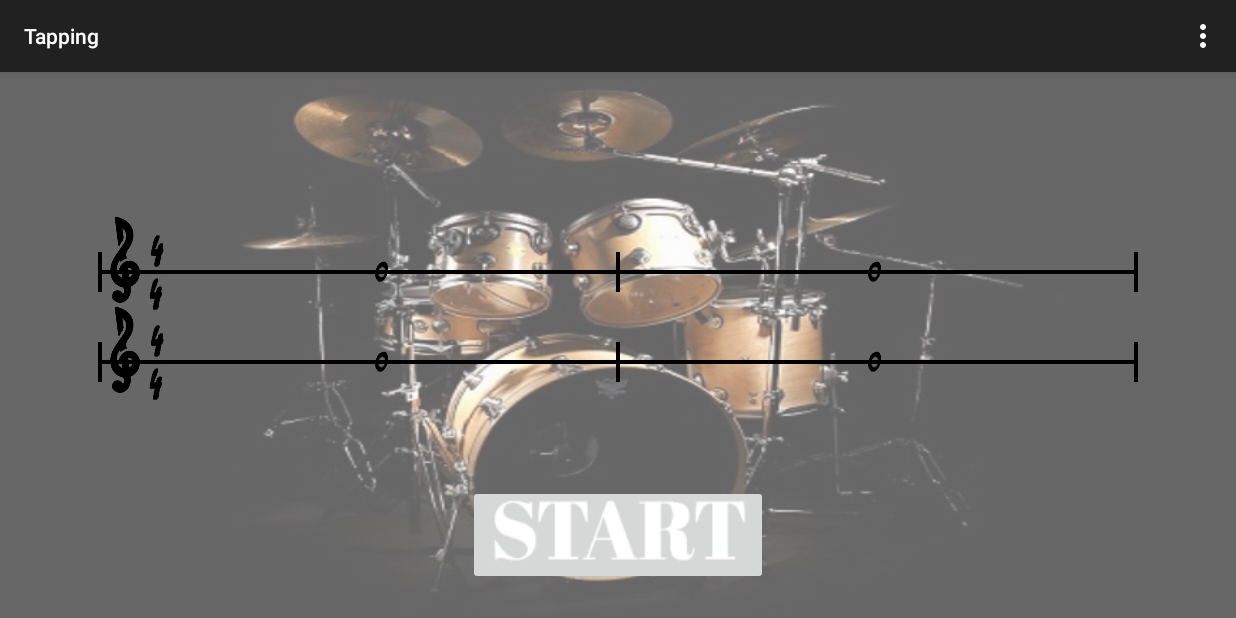
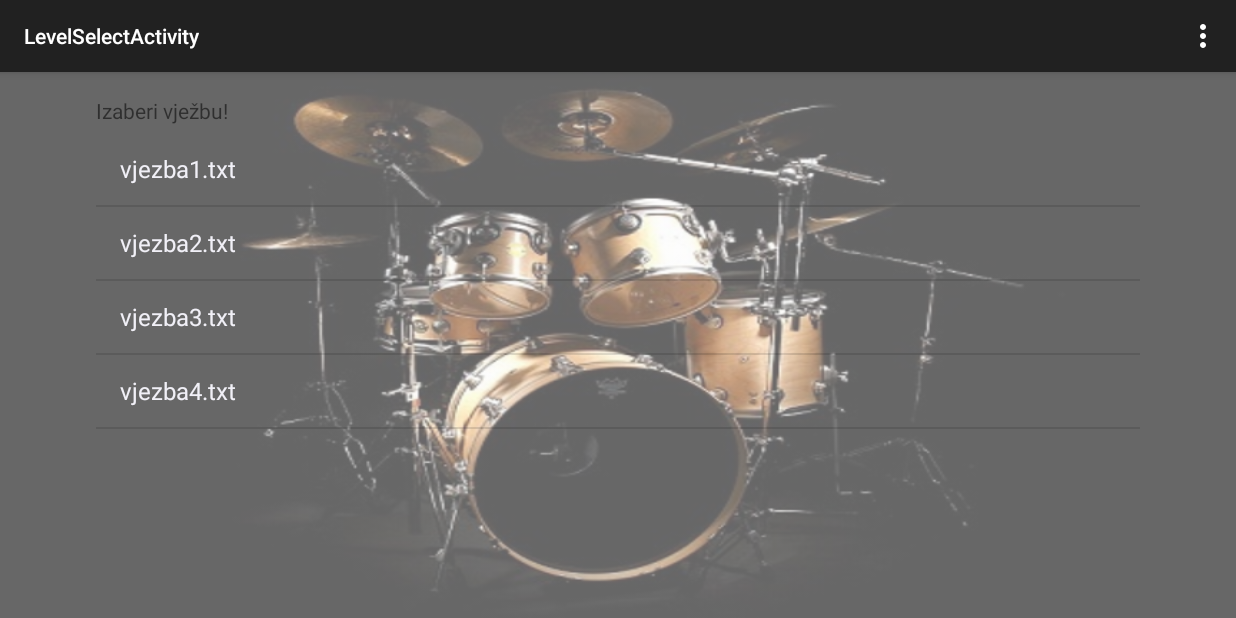
Before and after one commit to Krastavci/Solffeginator, an Android app: the screen it shows after launch (TappingActivity before the commit, LevelSelectActivity after it), after a tap on an icon or button, on a phone screen of 824 x 412 dp (held sideways). Run offline under Robolectric (Android 15) with nearby library versions, the phone set to English and light mode, and no system bars.

Commit message:
Dodana aktivnost SelectLevelActivity
Dodana mogućnost izbora koja vježba tapkanja će se izvoditi

```diff
--- a/app/src/main/AndroidManifest.xml
+++ b/app/src/main/AndroidManifest.xml
@@ -1,6 +1,8 @@
 <?xml version="1.0" encoding="utf-8"?>
 <manifest xmlns:android="http://schemas.android.com/apk/res/android"
     package="hr.fer.solffeginator" >
+
+    <uses-permission android:name="android.permission.READ_EXTERNAL_STORAGE" />
 
     <application
         android:allowBackup="true"
@@ -29,8 +31,10 @@
             android:name=".TappingActivity"
             android:label="@string/title_activity_tapping" >
         </activity>
+        <activity
+            android:name=".LevelSelectActivity"
+            android:label="@string/title_activity_level_select" >
+        </activity>
     </application>
 
-    <uses-permission android:name="android.permission.READ_EXTERNAL_STORAGE"/>
-
 </manifest>
--- /dev/null
+++ b/app/src/main/java/hr/fer/solffeginator/LevelSelectActivity.java
@@ -0,0 +1,83 @@
+package hr.fer.solffeginator;
+
+import android.content.Intent;
+import android.content.pm.ActivityInfo;
+import android.content.res.AssetManager;
+import android.graphics.drawable.Drawable;
+import android.os.Bundle;
+import android.support.v7.app.ActionBarActivity;
+import android.view.Menu;
+import android.view.MenuItem;
+import android.view.View;
+import android.widget.AdapterView;
+import android.widget.ArrayAdapter;
+import android.widget.ListView;
+
+import java.io.IOException;
+import java.util.ArrayList;
+
+
+public class LevelSelectActivity extends ActionBarActivity {
+
+    public static String exerciseName;
+
+    @Override
+    protected void onCreate(Bundle savedInstanceState) {
+        super.onCreate(savedInstanceState);
+        setContentView(R.layout.activity_level_select);
+
+        Drawable background = findViewById(R.id.select_level).getBackground();
+        background.setAlpha(150);
+        this.setRequestedOrientation(ActivityInfo.SCREEN_ORIENTATION_LANDSCAPE);
+
+        AssetManager am = getResources().getAssets();
+        String [] files = new String[0];
+        try {
+            files = am.list("");
+        } catch (IOException e) {
+            e.printStackTrace();
+        }
+        final ListView selectArea = (ListView) findViewById(R.id.excercise_areas);
+        ArrayList<String> list = new ArrayList<>();
+        for(String f: files){
+            if(!f.endsWith(".txt")) {
+                continue;
+            }
+            list.add(f);
+        }
+        selectArea.setAdapter(new ArrayAdapter<>(getApplicationContext(), android.R.layout.simple_list_item_1, list));
+        selectArea.setOnItemClickListener(new AdapterView.OnItemClickListener() {
+            @Override
+            public void onItemClick(AdapterView<?> parent, View view, int position, long id) {
+                Intent intent = new Intent(LevelSelectActivity.this, TappingActivity.class);
+                exerciseName = selectArea.getItemAtPosition(position).toString();
+                intent.putExtra("exerciseName", exerciseName);
+                startActivity(intent);
+            }
+        });
+
+    }
+
+
+    @Override
+    public boolean onCreateOptionsMenu(Menu menu) {
+        // Inflate the menu; this adds items to the action bar if it is present.
+        getMenuInflater().inflate(R.menu.menu_level_select, menu);
+        return true;
+    }
+
+    @Override
+    public boolean onOptionsItemSelected(MenuItem item) {
+        // Handle action bar item clicks here. The action bar will
+        // automatically handle clicks on the Home/Up button, so long
+        // as you specify a parent activity in AndroidManifest.xml.
+        int id = item.getItemId();
+
+        //noinspection SimplifiableIfStatement
+        if (id == R.id.action_settings) {
+            return true;
+        }
+
+        return super.onOptionsItemSelected(item);
+    }
+}
--- a/app/src/main/java/hr/fer/solffeginator/MainActivity.java
+++ b/app/src/main/java/hr/fer/solffeginator/MainActivity.java
@@ -35,7 +35,7 @@ public class MainActivity extends ActionBarActivity {
         switch (id) {
             case R.id.action_settings: return true;
             case R.id.help:
-                Intent intent = (new Intent(this, HelpActivity.class));
+                Intent intent = new Intent(this, HelpActivity.class);
                 startActivity(intent);
                 return true;
         }
@@ -44,7 +44,7 @@ public class MainActivity extends ActionBarActivity {
     }
 
     public void onClickUhvatiRitam(View v) {
-        Intent intent = (new Intent(this, TappingActivity.class));
+        Intent intent = (new Intent(this, LevelSelectActivity.class));
         startActivity(intent);
         return;
     }
--- a/app/src/main/java/hr/fer/solffeginator/TappingActivity.java
+++ b/app/src/main/java/hr/fer/solffeginator/TappingActivity.java
@@ -1,20 +1,19 @@
 package hr.fer.solffeginator;
 
 import android.content.Context;
-import android.graphics.Canvas;
-import android.graphics.Color;
-import android.graphics.Paint;
+import android.content.pm.ActivityInfo;
+import android.graphics.drawable.Drawable;
+import android.os.Bundle;
 import android.support.v7.app.ActionBarActivity;
-import android.os.Bundle;
+import android.util.DisplayMetrics;
 import android.util.Log;
 import android.view.Menu;
 import android.view.MenuItem;
 import android.view.MotionEvent;
 import android.view.View;
-import android.widget.ImageView;
 import android.widget.RelativeLayout;
+import android.widget.Toast;
 
-import java.util.ArrayList;
 import java.util.Iterator;
 import java.util.LinkedList;
 import java.util.Queue;
@@ -28,19 +27,6 @@ import hr.fer.solffeginator.other.TimeToken;
 import hr.fer.solffeginator.parser.Parser;
 import hr.fer.solffeginator.threads.PlayThread;
 import hr.fer.solffeginator.views.CustomView;
-
-
-import android.app.ActionBar.LayoutParams;
-import android.content.pm.ActivityInfo;
-import android.graphics.drawable.Drawable;
-import android.util.DisplayMetrics;
-import android.widget.Gallery;
-import android.widget.ImageButton;
-import android.widget.ImageView;
-import android.widget.LinearLayout;
-import android.widget.Toast;
-
-import android.view.View.OnClickListener;
 
 
 public class TappingActivity extends ActionBarActivity {
@@ -68,10 +54,9 @@ public class TappingActivity extends ActionBarActivity {
         super.onCreate(savedInstanceState);
         setContentView(R.layout.activity_tapping2);
 
-
         timeList = new LinkedList<TimeToken>();
         canBeTapped = false;
-        parser = new Parser(getApplicationContext(), "vjezba1.txt");
+        parser = new Parser(getApplicationContext(), getIntent().getStringExtra("exerciseName"));
         this.setRequestedOrientation(ActivityInfo.SCREEN_ORIENTATION_LANDSCAPE); // prozor ce biti landscape
 
         // visina + sirina ekrana
--- /dev/null
+++ b/app/src/main/res/layout/activity_level_select.xml
@@ -0,0 +1,28 @@
+<RelativeLayout xmlns:android="http://schemas.android.com/apk/res/android"
+    xmlns:tools="http://schemas.android.com/tools" android:layout_width="match_parent"
+    android:layout_height="match_parent" android:paddingLeft="@dimen/activity_horizontal_margin"
+    android:paddingRight="@dimen/activity_horizontal_margin"
+    android:paddingTop="@dimen/activity_vertical_margin"
+    android:paddingBottom="@dimen/activity_vertical_margin"
+    android:orientation="horizontal"
+    android:background="@drawable/bg_drums"
+    android:id="@+id/select_level"
+    tools:context="hr.fer.solffeginator.LevelSelectActivity">
+
+    <TextView android:text="@string/select_excercise_prompt"
+        android:layout_width="match_parent"
+        android:layout_height="wrap_content"
+        android:id="@+id/select_exercise_prompt"
+        android:singleLine="true"/>
+
+        <ListView
+            android:orientation="horizontal"
+            android:id="@+id/excercise_areas"
+            android:layout_width="match_parent"
+            android:layout_height="match_parent"
+            android:layout_below="@+id/select_exercise_prompt"
+            android:layout_marginTop="5dp">
+            </ListView>
+
+
+</RelativeLayout>
--- /dev/null
+++ b/app/src/main/res/menu/menu_level_select.xml
@@ -0,0 +1,7 @@
+<menu xmlns:android="http://schemas.android.com/apk/res/android"
+    xmlns:app="http://schemas.android.com/apk/res-auto"
+    xmlns:tools="http://schemas.android.com/tools"
+    tools:context="hr.fer.solffeginator.LevelSelectActivity">
+    <item android:id="@+id/action_settings" android:title="@string/action_settings"
+        android:orderInCategory="100" app:showAsAction="never" />
+</menu>
--- a/app/src/main/res/values/strings.xml
+++ b/app/src/main/res/values/strings.xml
@@ -275,5 +275,7 @@
     <string name="title_activity_tapping">Tapping</string>
 
     <string name="hello_world">Hello world!</string>
+    <string name="title_activity_level_select">LevelSelectActivity</string>
+    <string name="select_excercise_prompt">Izaberi vježbu!</string>
 
 </resources>
```
Also changed, not shown: 1 other file.
